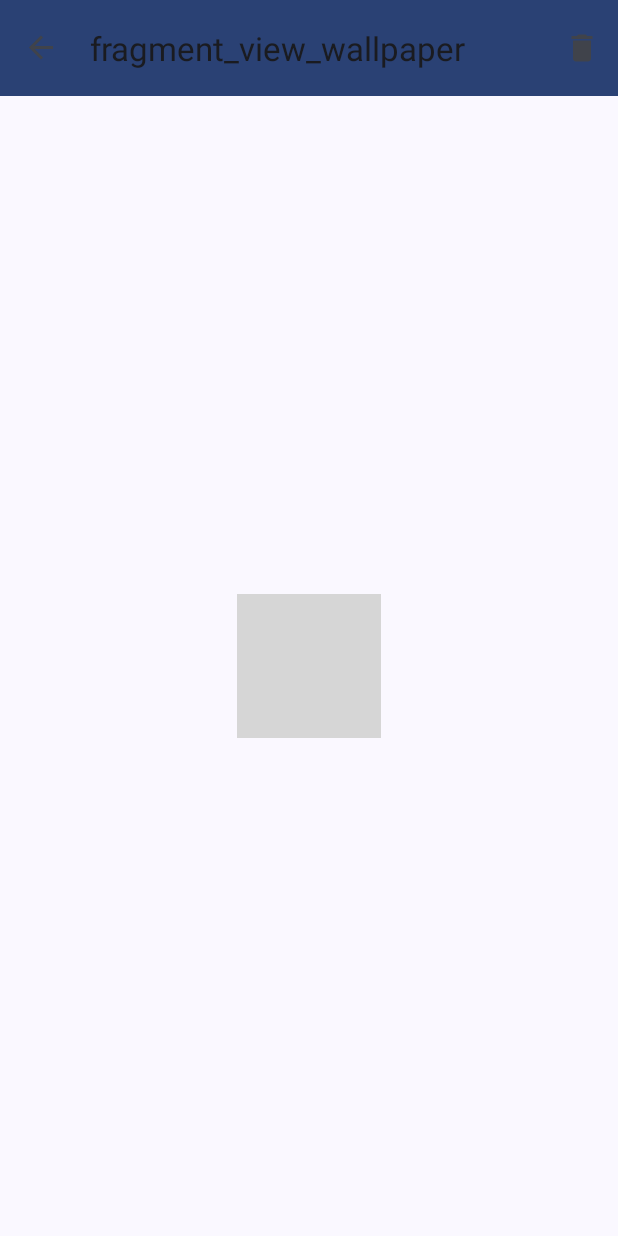
After one commit to kf7mxe/DynamicWallpaper, an Android app: the ViewWallpaperFragment screen opened through its navigation route, on a phone screen of 412 x 824 dp. The commit adds this screen. Run offline under Robolectric (Android 15) with nearby library versions, the phone set to English and light mode, and no system bars; our stand-ins replace Room's generated code, navigation-ui; 2 statements that could not run were skipped; grey boxes are pictures that could not be loaded.

Commit message:
Added change wallpaper quick tiles. View walpaper page. Other little changes

```diff
--- a/app/src/main/java/com/kf7mxe/dynamicwallpaper/AddCollectionFragment.java
+++ b/app/src/main/java/com/kf7mxe/dynamicwallpaper/AddCollectionFragment.java
@@ -499,7 +499,6 @@ public class AddCollectionFragment extends Fragment {
                 deleteRecursive(child);
             }
         }
-
         fileOrDirectory.delete();
     }
 
--- a/app/src/main/java/com/kf7mxe/dynamicwallpaper/RecyclerAdapters/HomeCollectionRecyclerViewAdapter.java
+++ b/app/src/main/java/com/kf7mxe/dynamicwallpaper/RecyclerAdapters/HomeCollectionRecyclerViewAdapter.java
@@ -2,7 +2,6 @@ package com.kf7mxe.dynamicwallpaper.RecyclerAdapters;
 
 import static android.content.Intent.ACTION_OPEN_DOCUMENT;
 
-import androidx.cardview.widget.CardView;
 import androidx.navigation.NavController;
 import androidx.recyclerview.widget.RecyclerView;
 
@@ -25,11 +24,8 @@ import com.bumptech.glide.request.RequestOptions;
 import com.google.android.material.card.MaterialCardView;
 import com.kf7mxe.dynamicwallpaper.R;
 import com.kf7mxe.dynamicwallpaper.models.Collection;
-import com.kf7mxe.dynamicwallpaper.models.Rule;
-import com.kf7mxe.dynamicwallpaper.placeholder.PlaceholderContent.PlaceholderItem;
 
 import java.io.File;
-import java.util.ArrayList;
 import java.util.List;
 
 /**
@@ -120,6 +116,7 @@ public class HomeCollectionRecyclerViewAdapter extends RecyclerView.Adapter<Home
     // Replace the contents of a view (invoked by the layout manager)
     @Override
     public void onBindViewHolder(HomeCollectionRecyclerViewAdapter.ViewHolder viewHolder, final int position) {
+
 
         // Get element from your dataset at this position and replace the
         // contents of the view with that element
--- a/app/src/main/java/com/kf7mxe/dynamicwallpaper/RecyclerAdapters/SelectSubCollectionRecycerAdapter.java
+++ b/app/src/main/java/com/kf7mxe/dynamicwallpaper/RecyclerAdapters/SelectSubCollectionRecycerAdapter.java
@@ -52,7 +52,6 @@ public class SelectSubCollectionRecycerAdapter extends RecyclerView.Adapter<Sele
 
         @Override
         public void onBindViewHolder(SelectSubCollectionRecycerAdapter.ViewHolder holder, int position) {
-            int puase = 0;
             final int item = position;
             holder.subCollection.setText(mSubcollections.get(position).getName());
             holder.itemView.setOnClickListener(new View.OnClickListener() {
--- a/app/src/main/java/com/kf7mxe/dynamicwallpaper/SelectActionsFragment.java
+++ b/app/src/main/java/com/kf7mxe/dynamicwallpaper/SelectActionsFragment.java
@@ -26,6 +26,7 @@ import com.kf7mxe.dynamicwallpaper.models.Action;
 import com.kf7mxe.dynamicwallpaper.models.Collection;
 import com.kf7mxe.dynamicwallpaper.models.Rule;
 import com.kf7mxe.dynamicwallpaper.models.Trigger;
+import com.kf7mxe.dynamicwallpaper.models.TriggerByDate;
 import com.kf7mxe.dynamicwallpaper.models.TriggerByTimeInterval;
 import com.kf7mxe.dynamicwallpaper.models.TriggerBySeason;
 import com.kf7mxe.dynamicwallpaper.viewmodels.CollectionViewModel;
@@ -99,6 +100,8 @@ public class SelectActionsFragment extends Fragment  {
                 case "triggerBySeason":
                     trigger = new TriggerBySeason(recievingBundle.getString("Trigger"));
                     break;
+                case "triggerByDate":
+                    trigger = new TriggerByDate(recievingBundle.getString("Trigger"));
             }
         }
 
--- /dev/null
+++ b/app/src/main/java/com/kf7mxe/dynamicwallpaper/ViewWallpaperFragment.java
@@ -0,0 +1,156 @@
+package com.kf7mxe.dynamicwallpaper;
+
+import static android.content.Intent.ACTION_OPEN_DOCUMENT;
+
+import android.app.AlertDialog;
+import android.content.DialogInterface;
+import android.os.Bundle;
+
+import androidx.fragment.app.Fragment;
+import androidx.fragment.app.FragmentManager;
+import androidx.navigation.NavController;
+import androidx.navigation.NavOptions;
+import androidx.navigation.fragment.NavHostFragment;
+
+import android.view.LayoutInflater;
+import android.view.Menu;
+import android.view.MenuInflater;
+import android.view.MenuItem;
+import android.view.View;
+import android.view.ViewGroup;
+
+import com.bumptech.glide.Glide;
+import com.bumptech.glide.request.RequestOptions;
+import com.kf7mxe.dynamicwallpaper.databinding.FragmentViewWallpaperBinding;
+import com.kf7mxe.dynamicwallpaper.models.Collection;
+import com.kf7mxe.dynamicwallpaper.viewmodels.CollectionViewModel;
+
+import java.io.File;
+
+/**
+ * A simple {@link Fragment} subclass.
+ * Use the {@link ViewWallpaperFragment#newInstance} factory method to
+ * create an instance of this fragment.
+ */
+public class ViewWallpaperFragment extends Fragment {
+
+    // TODO: Rename parameter arguments, choose names that match
+    // the fragment initialization parameters, e.g. ARG_ITEM_NUMBER
+    private static final String ARG_PARAM1 = "param1";
+    private static final String ARG_PARAM2 = "param2";
+
+    // TODO: Rename and change types of parameters
+    private String mParam1;
+    private String mParam2;
+    private Long collectionId;
+    private int subCollectionId;
+    private Collection collection;
+
+    private String wallpaperFileName;
+
+    private CollectionViewModel collectionViewModel;
+
+    private FragmentManager fragmentManager;
+    private NavController navController;
+
+    FragmentViewWallpaperBinding binding;
+
+    public ViewWallpaperFragment() {
+        // Required empty public constructor
+    }
+
+    /**
+     * Use this factory method to create a new instance of
+     * this fragment using the provided parameters.
+     *
+     * @param param1 Parameter 1.
+     * @param param2 Parameter 2.
+     * @return A new instance of fragment ViewWallpaperFragment.
+     */
+    // TODO: Rename and change types and number of parameters
+    public static ViewWallpaperFragment newInstance(String param1, String param2) {
+        ViewWallpaperFragment fragment = new ViewWallpaperFragment();
+        Bundle args = new Bundle();
+        args.putString(ARG_PARAM1, param1);
+        args.putString(ARG_PARAM2, param2);
+        fragment.setArguments(args);
+        return fragment;
+    }
+    @Override
+    public void onCreateOptionsMenu(Menu menu, MenuInflater inflater) {
+        inflater.inflate(R.menu.menu_main, menu);
+        //menu.removeItem(R.id.deleteTopNavButton);
+            menu.getItem(1).setVisible(true);
+            menu.getItem(1).setOnMenuItemClickListener(new MenuItem.OnMenuItemClickListener() {
+                @Override
+                public boolean onMenuItemClick(MenuItem item) {
+                    AlertDialog.Builder builder = new AlertDialog.Builder(getContext());
+                    builder.setCancelable(true);
+                    builder.setTitle("Are you sure you want to delete this image?");
+                    builder.setPositiveButton("Delete", new DialogInterface.OnClickListener() {
+                        @Override
+                        public void onClick(DialogInterface dialog, int which) {
+                            if(subCollectionId==-1){
+                                collection.getPhotoNames().remove(wallpaperFileName);
+                                new File(getContext().getExternalFilesDir(ACTION_OPEN_DOCUMENT).getAbsolutePath(), collection.getName()).delete();
+                                collectionViewModel.saveCollectionToCache(collection);
+                            } else {
+                                collection.getSubCollectionArray().get(subCollectionId).getFileNames().remove(wallpaperFileName);
+                            }
+                            Bundle bundle = new Bundle();
+                            bundle.putLong("collectionId",collection.getId());
+                            bundle.putInt("subCollectionId",subCollectionId);
+                            bundle.putBoolean("fromAddOptionFragment",true);
+                            navController.navigate(R.id.action_viewWallpaperFragment_to_viewChangePhotoOrderFragment,bundle,
+                                    new NavOptions.Builder().setPopUpTo(R.id.viewWallpaperFragment, true).build());
+                        }
+                    });
+                    builder.setNegativeButton("Cancel", new DialogInterface.OnClickListener() {
+                        @Override
+                        public void onClick(DialogInterface dialog, int which) {
+                            dialog.dismiss();
+                        }
+                    });
+                    AlertDialog confirmDelete = builder.create();
+                    confirmDelete.show();
+                    return false;
+                }
+
+            });
+
+        super.onCreateOptionsMenu(menu, inflater);
+    }
+    @Override
+    public void onCreate(Bundle savedInstanceState) {
+        super.onCreate(savedInstanceState);
+        collectionViewModel =new CollectionViewModel(getActivity().getApplication(),getContext());
+        if (getArguments() != null) {
+            mParam1 = getArguments().getString(ARG_PARAM1);
+            mParam2 = getArguments().getString(ARG_PARAM2);
+            collectionId = getArguments().getLong("collectionId");
+            subCollectionId = getArguments().getInt("selectedSubCollection",-1);
+            wallpaperFileName = getArguments().getString("fileName");
+            collection = collectionViewModel.getSpecificCachCollection(collectionId);
+        } else {
+            subCollectionId = -1;
+        }
+    }
+
+    @Override
+    public View onCreateView(LayoutInflater inflater, ViewGroup container,
+                             Bundle savedInstanceState) {
+        binding = FragmentViewWallpaperBinding.inflate(getLayoutInflater());
+        navController = NavHostFragment.findNavController(this);
+        setHasOptionsMenu(true);
+
+        // Inflate the layout for this fragment
+        RequestOptions options = new RequestOptions()
+                .centerCrop()
+                .placeholder(R.drawable.placeholder);
+        File fileGlide = new File(getContext().getExternalFilesDir(ACTION_OPEN_DOCUMENT).getAbsolutePath() + "/" + collection.getName() + "/" + wallpaperFileName);
+        if (fileGlide.isFile()) {
+            Glide.with(getContext()).load(fileGlide.getAbsolutePath()).apply(options).into(binding.wallpaperImageView);
+        }
+        return binding.getRoot();
+    }
+}
--- a/app/src/main/res/layout/fragment_trigger_by_date.xml
+++ b/app/src/main/res/layout/fragment_trigger_by_date.xml
@@ -24,8 +24,9 @@
 
         <ImageView
             android:id="@+id/dateTriggerDateIconImageView"
-            android:layout_width="wrap_content"
-            android:layout_height="wrap_content"
+            android:layout_width="60dp"
+            android:layout_height="60dp"
+            android:scaleType="fitCenter"
             android:src="@drawable/ic_baseline_today_24" />
 
         <TextView
--- /dev/null
+++ b/app/src/main/res/layout/fragment_view_wallpaper.xml
@@ -0,0 +1,22 @@
+<?xml version="1.0" encoding="utf-8"?>
+<androidx.constraintlayout.widget.ConstraintLayout xmlns:android="http://schemas.android.com/apk/res/android"
+    xmlns:app="http://schemas.android.com/apk/res-auto"
+    xmlns:tools="http://schemas.android.com/tools"
+    android:id="@+id/frameLayout6"
+    android:layout_width="match_parent"
+    android:layout_height="match_parent"
+    tools:context=".ViewWallpaperFragment">
+
+    <!-- TODO: Update blank fragment layout -->
+
+    <ImageView
+        android:id="@+id/wallpaperImageView"
+        android:layout_width="wrap_content"
+        android:layout_height="wrap_content"
+        android:src="@drawable/placeholder"
+        app:layout_constraintBottom_toBottomOf="parent"
+        app:layout_constraintEnd_toEndOf="parent"
+        app:layout_constraintStart_toStartOf="parent"
+        app:layout_constraintTop_toTopOf="parent" />
+
+</androidx.constraintlayout.widget.ConstraintLayout>
--- a/app/src/main/res/navigation/nav_graph.xml
+++ b/app/src/main/res/navigation/nav_graph.xml
@@ -84,6 +84,9 @@
         <action
             android:id="@+id/action_viewChangePhotoOrderFragment_to_selectImagesForSubCollectionFragment"
             app:destination="@id/selectImagesForSubCollectionFragment" />
+        <action
+            android:id="@+id/action_viewChangePhotoOrderFragment_to_viewWallpaperFragment"
+            app:destination="@id/viewWallpaperFragment" />
     </fragment>
     <fragment
         android:id="@+id/selectImagesForSubCollectionFragment"
@@ -103,4 +106,13 @@
             android:id="@+id/action_triggerByDateFragment_to_selectActionsFragment"
             app:destination="@id/selectActionsFragment" />
     </fragment>
+    <fragment
+        android:id="@+id/viewWallpaperFragment"
+        android:name="com.kf7mxe.dynamicwallpaper.ViewWallpaperFragment"
+        android:label="fragment_view_wallpaper"
+        tools:layout="@layout/fragment_view_wallpaper" >
+        <action
+            android:id="@+id/action_viewWallpaperFragment_to_viewChangePhotoOrderFragment"
+            app:destination="@id/viewChangePhotoOrderFragment" />
+    </fragment>
 </navigation>
--- a/build.gradle
+++ b/build.gradle
@@ -5,7 +5,7 @@ buildscript {
         mavenCentral()
     }
     dependencies {
-        classpath 'com.android.tools.build:gradle:7.1.0'
+        classpath 'com.android.tools.build:gradle:7.1.3'
 
         // NOTE: Do not place your application dependencies here; they belong
         // in the individual module build.gradle files
```
Also changed, not shown: app/src/main/AndroidManifest.xml (+0 -7 lines), app/src/main/java/com/kf7mxe/dynamicwallpaper/HomeFragment.java (+0 -17 lines), app/src/main/java/com/kf7mxe/dynamicwallpaper/RecyclerAdapters/SelectSubCollectionsImagesAdapter.java (+10 -3 lines), app/src/main/java/com/kf7mxe/dynamicwallpaper/RecyclerAdapters/ViewChangeCollectionsImagesAdapter.java (+9 -23 lines), app/src/main/java/com/kf7mxe/dynamicwallpaper/RecyclerAdapters/WallpaperIntentService.java (deleted, +0 -93 lines), app/src/main/java/com/kf7mxe/dynamicwallpaper/WallpaperChangeService.java (deleted, +0 -16 lines), app/src/main/java/com/kf7mxe/dynamicwallpaper/placeholder/PlaceholderContent.java (deleted, +0 -72 lines).
